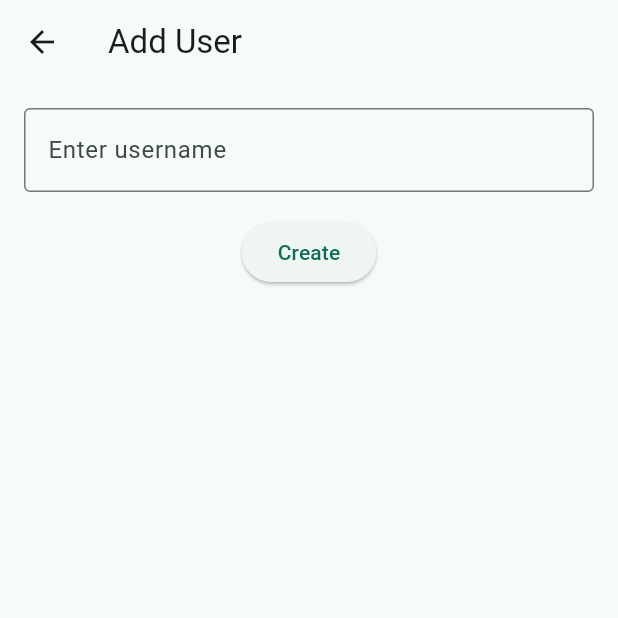
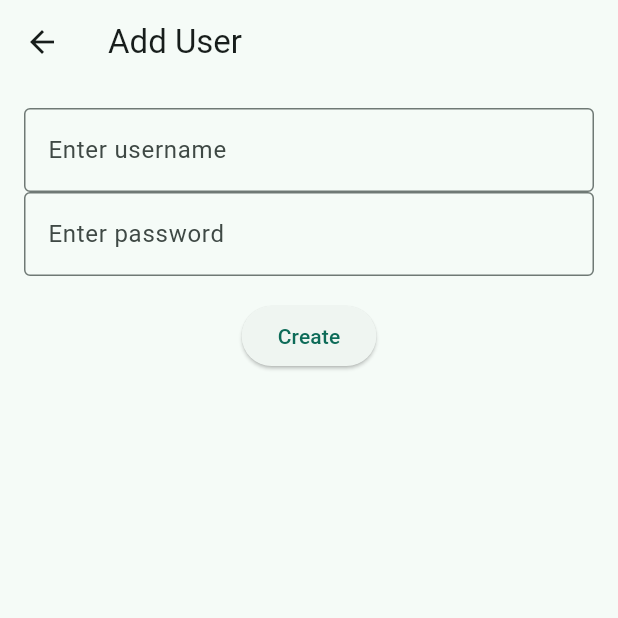
Before and after one commit to ninjamike1211/PaddlePals, a Flutter app: the newUserPage screen opened directly, after a tap on "Create", on a phone screen of 412 x 824 dp, the top half of it. Run offline on Flutter 3.47's test engine with Material 3 defaults, Android fonts, the phone set to English and light mode, and no system bars; network calls fail.

Commit message:
new user page setup

```diff
--- a/pickle_app/lib/main.dart
+++ b/pickle_app/lib/main.dart
@@ -33,50 +33,22 @@ class User {
       avgScore: json['averageScore']
     );
   }
+
+  Map<String, dynamic> toJson() => {
+    'username': username,
+    'gamesPlayed': gamesPlayed,
+    'gamesWon': gamesWon,
+    'averageScore': avgScore
+  };
 }
 
-
-class MyTextEntryWidget extends StatefulWidget {
-  @override
-  _MyTextEntryWidgetState createState() => _MyTextEntryWidgetState();
-}
-
-class _MyTextEntryWidgetState extends State<MyTextEntryWidget> {
-  final TextEditingController _controller = TextEditingController();
-
-  void _printInput() {
-    print("Entered: ${_controller.text}");
-  }
-
-  @override
-  Widget build(BuildContext context) {
-    return Padding(
-      padding: const EdgeInsets.all(16.0),
-      child: Column(
-        children: [
-          TextField(
-            controller: _controller,
-            decoration: InputDecoration(
-              labelText: 'Enter username',
-              border: OutlineInputBorder(),
-            ),
-          ),
-          const SizedBox(height: 16),
-          ElevatedButton(
-            onPressed: _printInput,
-            child: const Text('Create'),
-          )
-        ],
-      ),
-    );
-  }
-}
+List<User> usersList = [];
 
 /*
 CLASS FOR ALL API REQUESTS
  */
 class APIRequests {
-  final String url = "http://10.6.27.99:80";
+  final String url = "http://10.5.105.211:80";
 
   //GET REQUEST
   Future<List<User>> getRequest(String endpoint) async {
@@ -108,25 +80,97 @@ class APIRequests {
     }
   }
 
-  Future<dynamic> postRequest(String endpoint, Map<String, dynamic> data) async {
+  Future<dynamic> postNewUserRequest(String un, String pw) async {
+    print(un);
+    print(pw);
+    Map<String, String> newUser = {
+      'username': un.trim(),
+      'password': pw.trim(),
+    };
+
+    print(newUser);
+    String endpoint = "/pickle/user";
+
+
     final response = await http.post(
       Uri.parse('$url$endpoint'),
       headers: {
         'Content-Type': 'application/json',
       },
-      body: json.encode(data),
+      body: json.encode(newUser),
     );
+
+    print("Sent JSON: ${jsonEncode(newUser)}");
+    print("Status: ${response.statusCode}");
+    print("Body: ${response.body}");
 
     if (response.statusCode == 200 || response.statusCode == 201){
       return json.decode(response.body);
     }
     else{
-      throw Exception('POST request failed: ${response.statusCode}');
+      throw Exception('POST request failed: ${response.statusCode}, body: ${response.body}');
     }
   }
 }
 
 final api = APIRequests();
+
+class MyTextEntryWidget extends StatefulWidget {
+  @override
+  _MyTextEntryWidgetState createState() => _MyTextEntryWidgetState();
+}
+
+class _MyTextEntryWidgetState extends State<MyTextEntryWidget> {
+  final TextEditingController _controller1 = TextEditingController();
+  final TextEditingController _controller2 = TextEditingController();
+
+  _createNewUser(String userName, String password) {
+    // final newUser = User(
+    //   username: newName,
+    //   gamesPlayed: 0,
+    //   gamesWon: 0,
+    //   avgScore: 0
+    // );
+
+    // usersList.add(newUser);
+
+    api.postNewUserRequest(userName, password);
+  }
+
+  @override
+  Widget build(BuildContext context) {
+    return Padding(
+      padding: const EdgeInsets.all(16.0),
+      child: Column(
+        children: [
+          TextField(
+            controller: _controller1,
+            decoration: InputDecoration(
+              labelText: 'Enter username',
+              border: OutlineInputBorder(),
+            ),
+          ),
+          TextField(
+            controller: _controller2,
+            decoration: InputDecoration(
+              labelText: 'Enter password',
+              border: OutlineInputBorder(),
+            ),
+          ),
+          const SizedBox(height: 16),
+          ElevatedButton(
+            onPressed: (){
+              _createNewUser(_controller1.text, _controller2.text);
+            },
+            child: const Text('Create'),
+          )
+        ],
+      ),
+    );
+  }
+}
+
+
 
 class MyApp extends StatelessWidget {
   const MyApp({super.key});
@@ -312,8 +356,14 @@ class HistoryPage extends StatelessWidget{
   }
 }
 
-class newUserPage extends StatelessWidget{
+class newUserPage extends StatefulWidget{
   const newUserPage({super.key});
+
+  @override
+  State<newUserPage> createState() => _newUserPageState();
+}
+
+class _newUserPageState extends State<newUserPage> {
 
   @override
   Widget build(BuildContext context){
```
